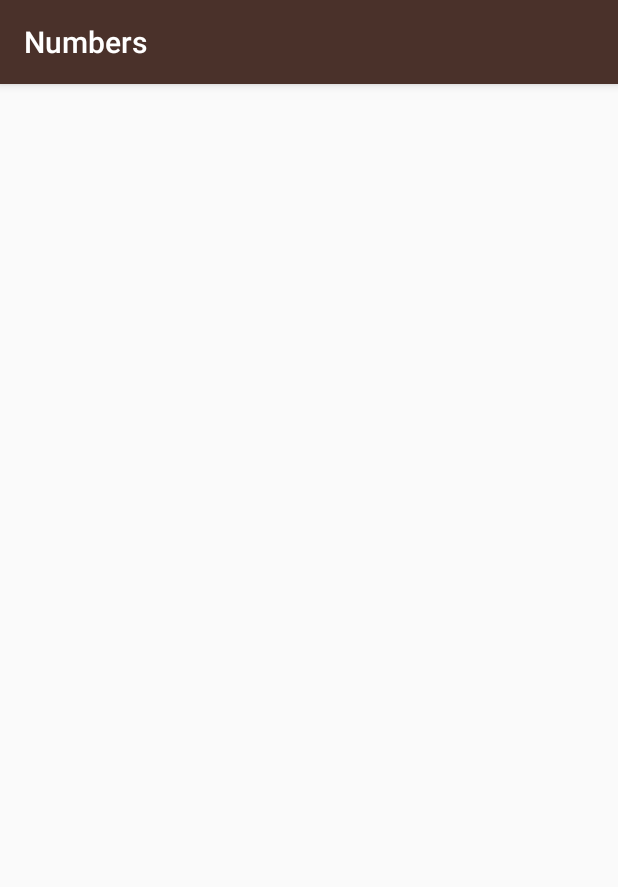
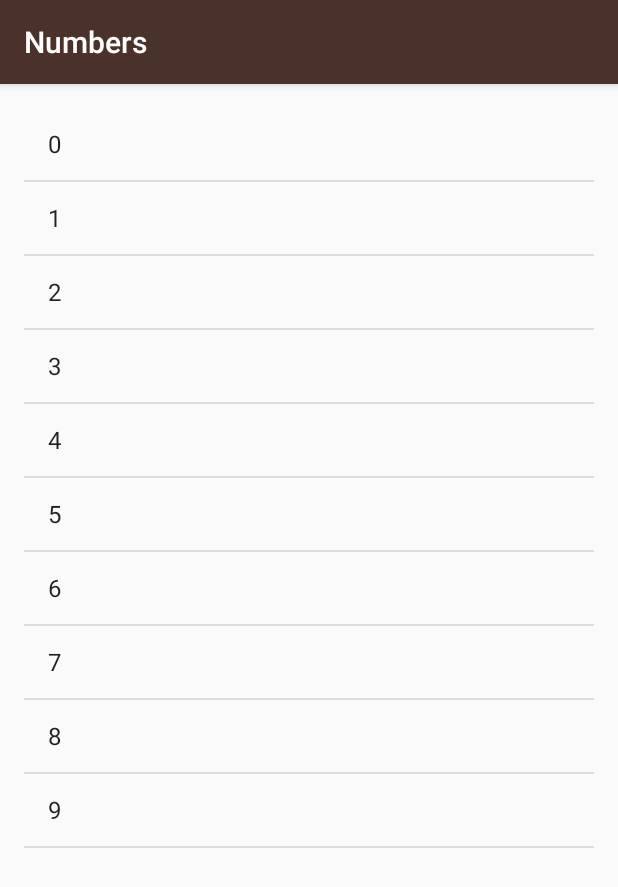
Before and after one commit to timkao/androidListAdapter, an Android app: the screen it shows after launch (NumbersActivity), after a tap on "Numbers", on a phone screen of 412 x 824 dp. Shown: the top 887 px of the screen. Run offline under Robolectric (Android 15) with nearby library versions, the phone set to English and light mode, and no system bars.

Commit message:
created a list

```diff
--- a/app/src/main/java/com/example/android/miwok/MainActivity.java
+++ b/app/src/main/java/com/example/android/miwok/MainActivity.java
@@ -43,13 +43,6 @@
             }
         });
 
-        ArrayList<String> list = new ArrayList();
-        for (Integer i = 0; i < 10; i++) {
-            list.add(i.toString());
-        }
-        for (String str : list) {
-            Log.d("check list", str);
-        }
 
     }
 }
--- a/app/src/main/java/com/example/android/miwok/NumbersActivity.java
+++ b/app/src/main/java/com/example/android/miwok/NumbersActivity.java
@@ -2,6 +2,11 @@
 
 import android.support.v7.app.AppCompatActivity;
 import android.os.Bundle;
+import android.util.Log;
+import android.widget.ArrayAdapter;
+import android.widget.ListView;
+
+import java.util.ArrayList;
 
 public class NumbersActivity extends AppCompatActivity {
 
@@ -9,5 +14,14 @@
     protected void onCreate(Bundle savedInstanceState) {
         super.onCreate(savedInstanceState);
         setContentView(R.layout.activity_numbers);
+
+        ArrayList<String> list = new ArrayList();
+        for (Integer i = 0; i < 10; i++) {
+            list.add(i.toString());
+        }
+
+        ArrayAdapter<String> adapter = new ArrayAdapter<>(this, android.R.layout.simple_list_item_1, list);
+        ListView listView = (ListView) findViewById(R.id.list);
+        listView.setAdapter(adapter);
     }
 }
--- a/app/src/main/res/layout/activity_numbers.xml
+++ b/app/src/main/res/layout/activity_numbers.xml
@@ -1,9 +1,12 @@
 <?xml version="1.0" encoding="utf-8"?>
-<android.support.constraint.ConstraintLayout xmlns:android="http://schemas.android.com/apk/res/android"
-    xmlns:app="http://schemas.android.com/apk/res-auto"
+<ListView xmlns:android="http://schemas.android.com/apk/res/android"
     xmlns:tools="http://schemas.android.com/tools"
+    android:id="@+id/list"
+    android:orientation="vertical"
     android:layout_width="match_parent"
     android:layout_height="match_parent"
-    tools:context=".NumbersActivity">
-
-</android.support.constraint.ConstraintLayout>
+    android:paddingBottom="@dimen/activity_vertical_margin"
+    android:paddingLeft="@dimen/activity_horizontal_margin"
+    android:paddingRight="@dimen/activity_horizontal_margin"
+    android:paddingTop="@dimen/activity_vertical_margin"
+    tools:context="com.example.android.miwok.NumbersActivity"/>
```
